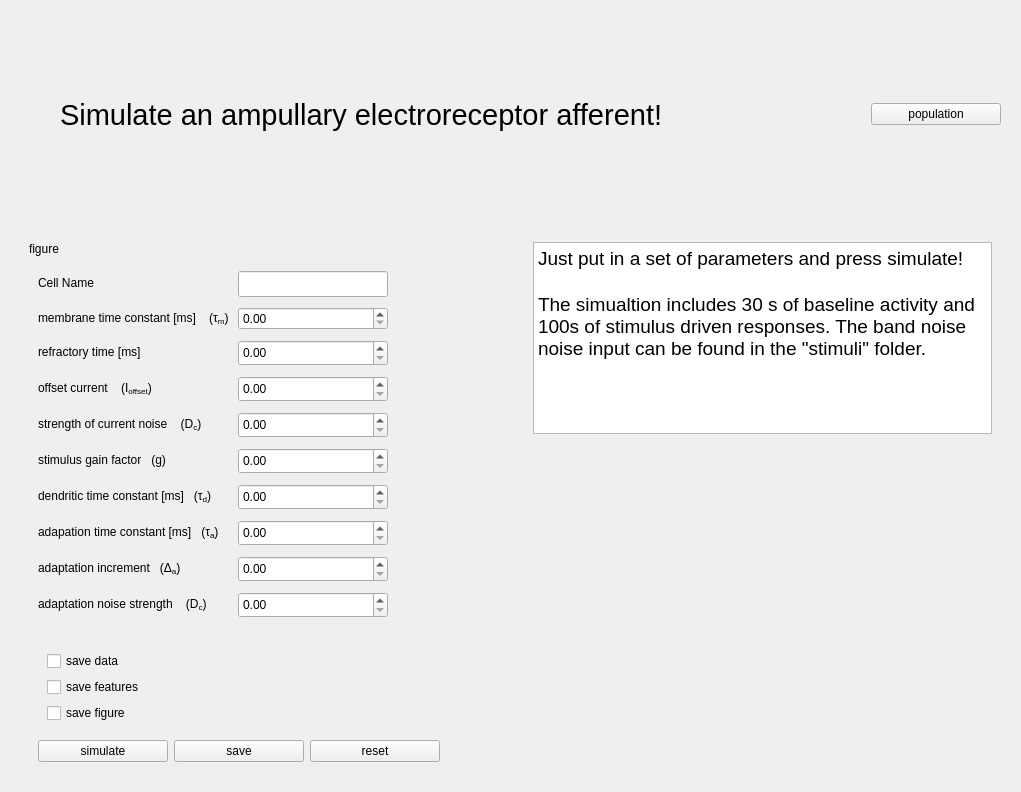
Old version of the form ampullary_ui/ui/simulator.ui in the repository bendalab/ampullarymodel.
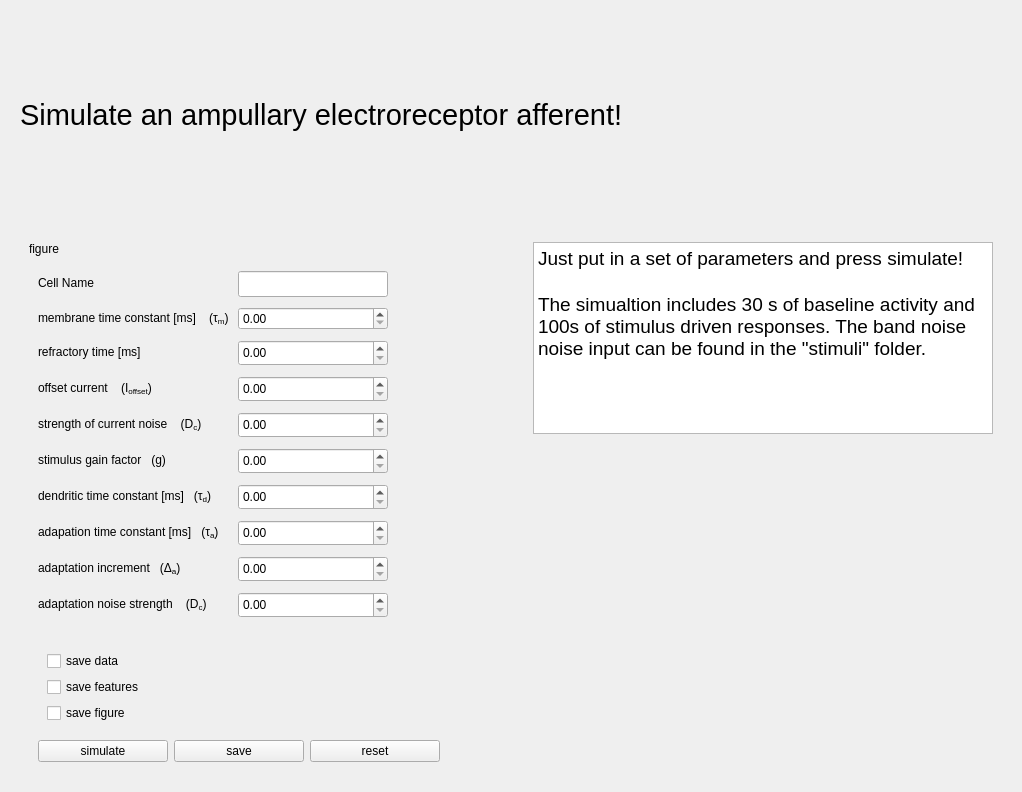
New version of the form.

Commit message: [simulator] remove population btn

```diff
--- a/ampullary_ui/ui/simulator.ui
+++ b/ampullary_ui/ui/simulator.ui
@@ -6,7 +6,7 @@
    <rect>
     <x>0</x>
     <y>0</y>
-    <width>1021</width>
+    <width>1022</width>
     <height>792</height>
    </rect>
   </property>
@@ -16,17 +16,7 @@
   <layout class="QVBoxLayout" name="verticalLayout">
    <item>
     <widget class="QWidget" name="sc_header" native="true">
-     <layout class="QHBoxLayout" name="horizontalLayout_3" stretch="0,2,0">
-      <item>
-       <spacer name="horizontalSpacer_4">
-        <property name="sizeHint" stdset="0">
-         <size>
-          <width>40</width>
-          <height>20</height>
-         </size>
-        </property>
-       </spacer>
-      </item>
+     <layout class="QHBoxLayout" name="horizontalLayout_3" stretch="2,0">
       <item>
        <widget class="QLabel" name="label">
         <property name="font">
@@ -47,29 +37,17 @@
        </widget>
       </item>
       <item>
-       <widget class="QPushButton" name="sc_btn_population">
-        <property name="sizePolicy">
-         <sizepolicy hsizetype="Fixed" vsizetype="Fixed">
-          <horstretch>0</horstretch>
-          <verstretch>0</verstretch>
-         </sizepolicy>
+       <spacer name="horizontalSpacer_4">
+        <property name="orientation">
+         <enum>Qt::Vertical</enum>
         </property>
-        <property name="minimumSize">
+        <property name="sizeHint" stdset="0">
          <size>
-          <width>130</width>
-          <height>0</height>
+          <width>40</width>
+          <height>20</height>
          </size>
         </property>
-        <property name="maximumSize">
-         <size>
-          <width>130</width>
-          <height>16777215</height>
-         </size>
-        </property>
-        <property name="text">
-         <string>population</string>
-        </property>
-       </widget>
+       </spacer>
       </item>
      </layout>
     </widget>
```
The commit also changes 1 other file.
